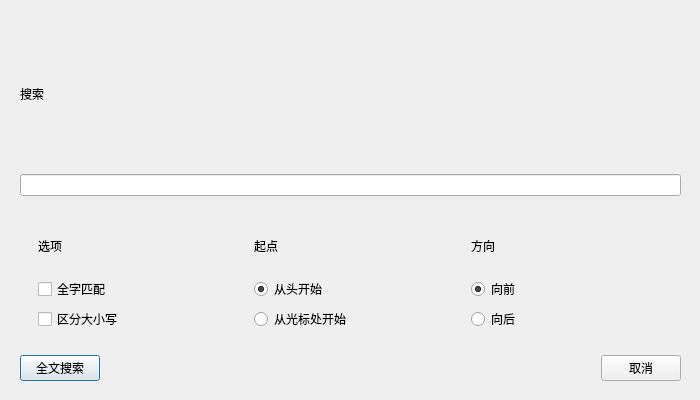
This is CEditor/search.ui in XiaoZheng2003/BIT-QT-IDE as Qt 5 draws it before an edit. The edited form follows.
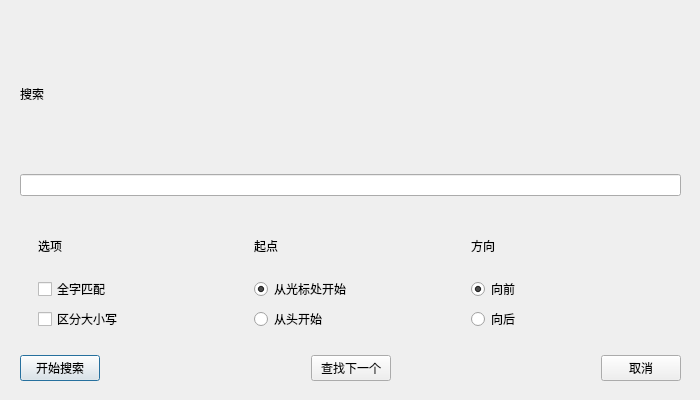
This is the edited form.

Commit message: 查找功能再次修改，每次按照条件查找一个

The edit to the form file:
```diff
--- a/CEditor/search.ui
+++ b/CEditor/search.ui
@@ -73,21 +73,24 @@
             </property>
            </widget>
           </item>
-          <item>
-           <widget class="QRadioButton" name="radioButton_10">
-            <property name="text">
-             <string>从头开始</string>
-            </property>
-            <property name="checked">
-             <bool>true</bool>
-            </property>
-           </widget>
-          </item>
           <item>
            <widget class="QRadioButton" name="radioButton_2">
             <property name="text">
              <string>从光标处开始</string>
             </property>
+            <property name="checked">
+             <bool>true</bool>
+            </property>
+           </widget>
+          </item>
+          <item>
+           <widget class="QRadioButton" name="radioButton_10">
+            <property name="text">
+             <string>从头开始</string>
+            </property>
+            <property name="checked">
+             <bool>false</bool>
+            </property>
            </widget>
           </item>
          </layout>
@@ -131,7 +134,27 @@
       <item>
        <widget class="QPushButton" name="pushButton_3">
         <property name="text">
-         <string>全文搜索</string>
+         <string>开始搜索</string>
+        </property>
+       </widget>
+      </item>
+      <item>
+       <spacer name="horizontalSpacer">
+        <property name="orientation">
+         <enum>Qt::Horizontal</enum>
+        </property>
+        <property name="sizeHint" stdset="0">
+         <size>
+          <width>40</width>
+          <height>20</height>
+         </size>
+        </property>
+       </spacer>
+      </item>
+      <item>
+       <widget class="QPushButton" name="pushButton">
+        <property name="text">
+         <string>查找下一个</string>
         </property>
        </widget>
       </item>
```
Left out of the diff: 2 changed lines with no effect on the pictures. The commit also changes 8 other files.
